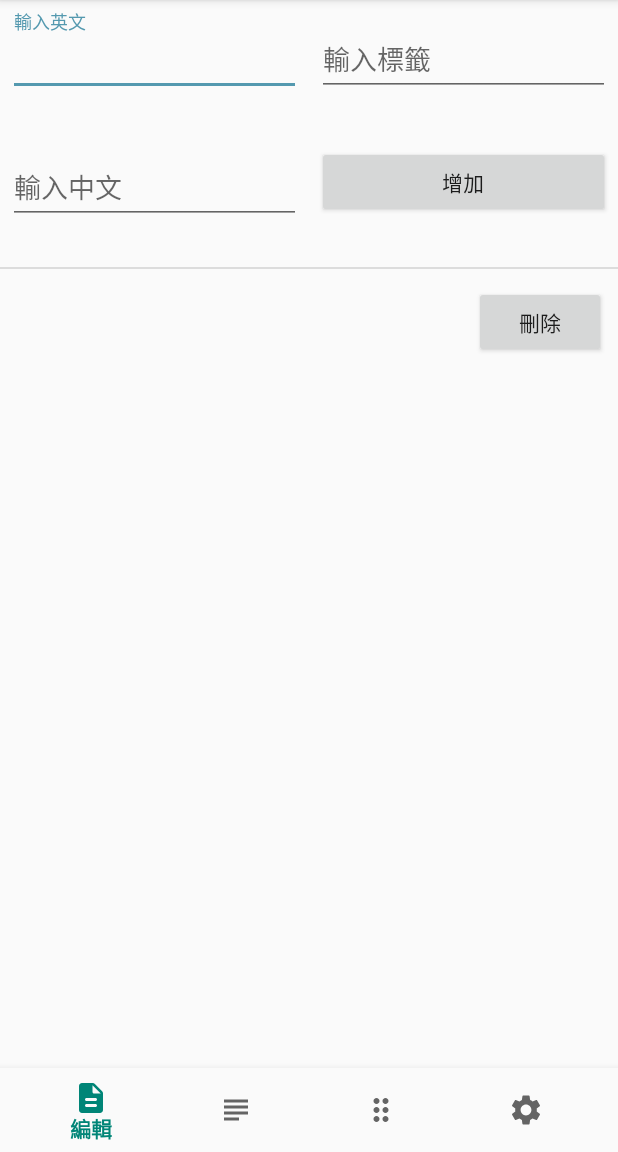
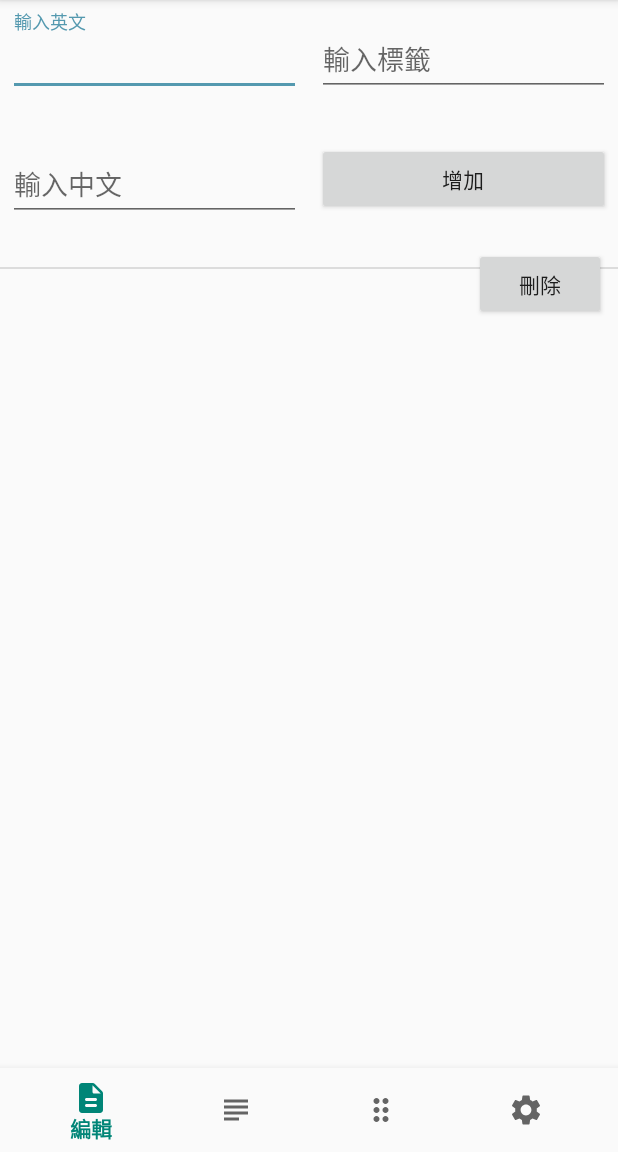
Before and after one commit to 312321321321432/supervoc, an Android app: the screen it shows after launch (MainActivity), on a phone screen of 412 x 824 dp, the part 84-1236 px from its top. Run offline under Robolectric (Android 15) with nearby library versions, the phone set to English and light mode, and no system bars; libraries missing offline, so code that uses them is left out: es.dmoral.toasty.

```diff
--- a/app/src/main/AndroidManifest.xml
+++ b/app/src/main/AndroidManifest.xml
@@ -12,6 +12,7 @@
         <activity
             android:name=".MainActivity"
             android:label="@string/app_name"
+            android:windowSoftInputMode="adjustPan"
             android:screenOrientation="portrait">
             <intent-filter>
                 <action android:name="android.intent.action.MAIN" />
--- a/app/src/main/res/layout/frame_edit.xml
+++ b/app/src/main/res/layout/frame_edit.xml
@@ -65,7 +65,7 @@
         android:layout_width="0dp"
         android:layout_height="wrap_content"
         android:layout_marginStart="5dp"
-        android:layout_marginTop="8dp"
+        android:layout_marginTop="4dp"
         android:layout_marginEnd="5dp"
         android:layout_marginBottom="8dp"
         android:autofillHints=""
@@ -89,7 +89,7 @@
         android:layout_width="0dp"
         android:layout_height="wrap_content"
         android:layout_marginStart="5dp"
-        android:layout_marginTop="8dp"
+        android:layout_marginTop="4dp"
         android:layout_marginEnd="5dp"
         android:layout_marginBottom="8dp"
         android:onClick="add"
@@ -124,7 +124,7 @@
         android:layout_width="wrap_content"
         android:layout_height="wrap_content"
         android:orientation="horizontal"
-        app:layout_constraintGuide_percent="0.3522505" />
+        app:layout_constraintGuide_begin="200dp" />
 
     <View
         android:id="@+id/divider"
```
Also changed, not shown: app/src/main/res/layout/frame_all.xml (+19 -6 lines).
